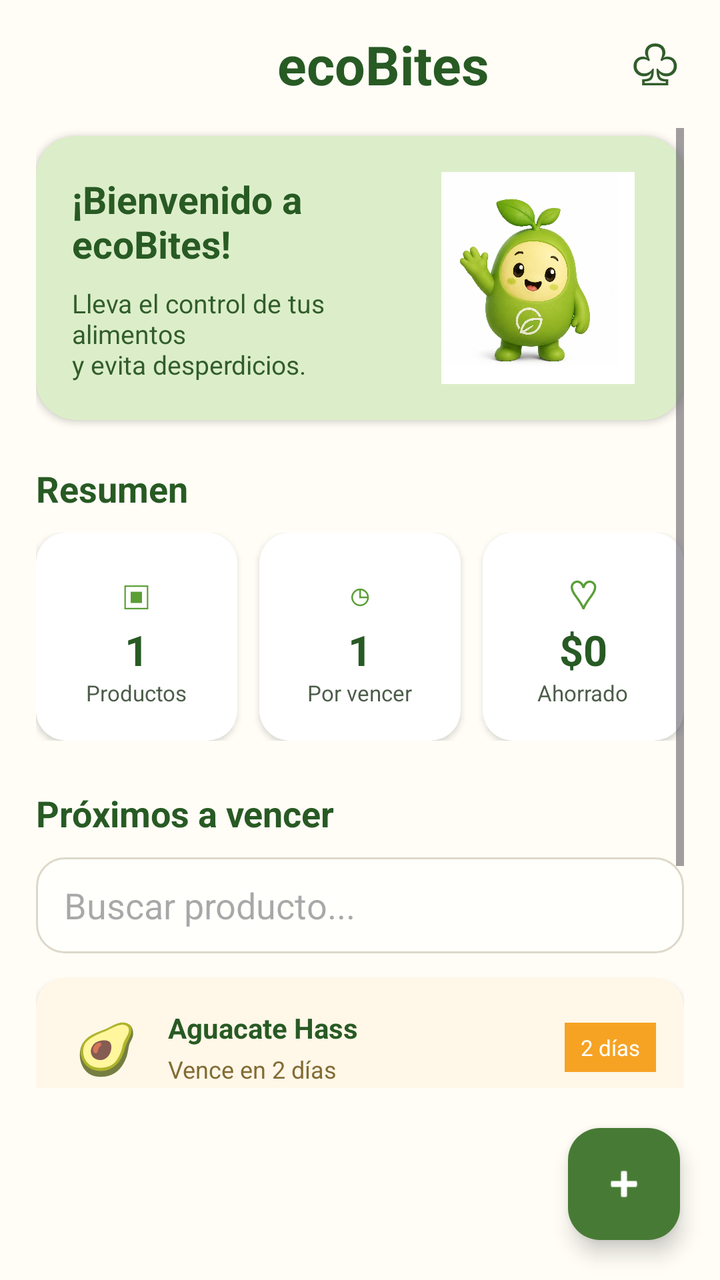
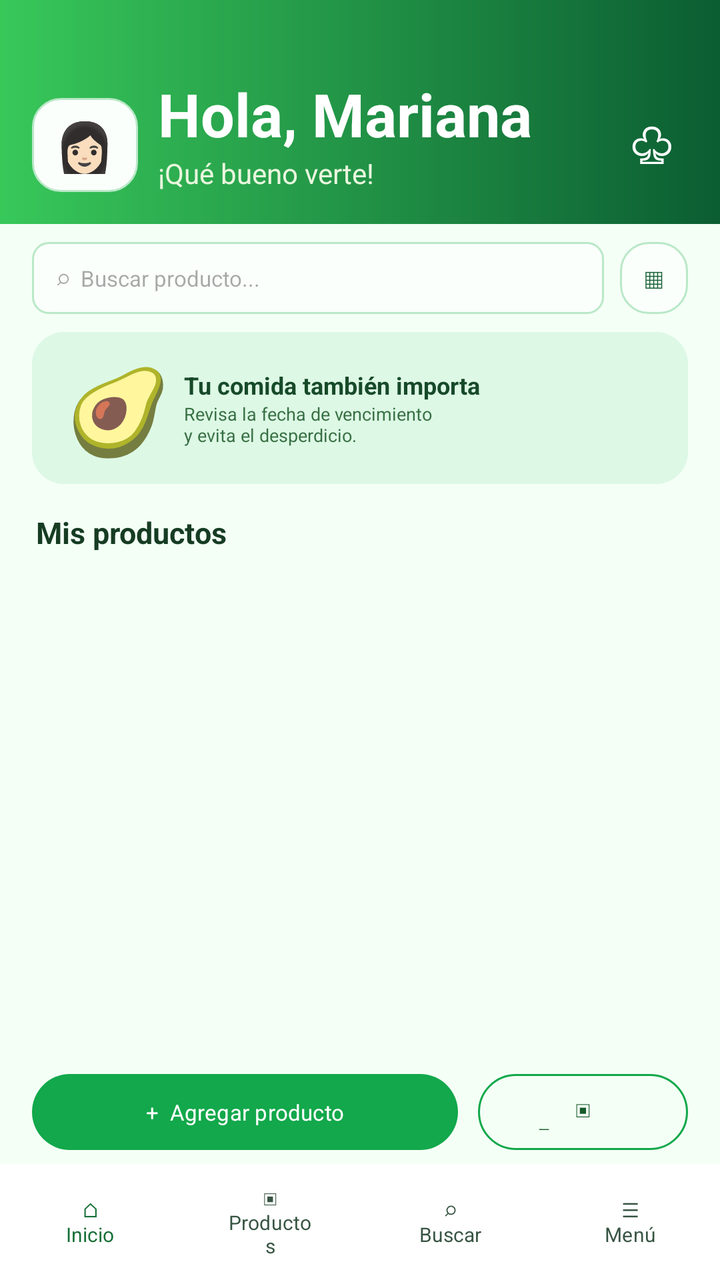

Compare the two renders of this Android layout. The source of the first and the diff that turns it into the second are given below.
<!-- AndroidManifest.xml: application theme Theme.EcoBites -->
<!-- res/layout/activity_main.xml -->
<?xml version="1.0" encoding="utf-8"?>
<LinearLayout xmlns:android="http://schemas.android.com/apk/res/android"
    xmlns:app="http://schemas.android.com/apk/res-auto"
    android:id="@+id/ll_principal"
    android:layout_width="match_parent"
    android:layout_height="match_parent"
    android:orientation="vertical"
    android:background="#FFFDF6">

    <LinearLayout
        android:layout_width="match_parent"
        android:layout_height="64dp"
        android:gravity="center_vertical"
        android:paddingHorizontal="20dp">
        <Button android:id="@+id/btn_volver_main" android:layout_width="48dp" android:layout_height="48dp" android:backgroundTint="#00FFFFFF" android:text="←" android:textAllCaps="false" android:textColor="#315D2B" android:textSize="27sp" />
        <TextView android:layout_width="0dp" android:layout_height="wrap_content" android:layout_weight="1" android:gravity="center"
            android:text="ecoBites" android:textColor="#285A24" android:textSize="27sp" android:textStyle="bold" />
        <TextView android:layout_width="wrap_content" android:layout_height="wrap_content" android:text="♧" android:textColor="#315D2B" android:textSize="28sp" />
    </LinearLayout>

    <ScrollView android:layout_width="match_parent" android:layout_height="0dp" android:layout_weight="1"
        android:clipToPadding="false" android:paddingHorizontal="18dp" android:paddingBottom="92dp">
        <LinearLayout android:layout_width="match_parent" android:layout_height="wrap_content" android:orientation="vertical">
            <androidx.cardview.widget.CardView android:layout_width="match_parent" android:layout_height="142dp"
                android:layout_marginTop="4dp" app:cardCornerRadius="20dp" app:cardElevation="2dp" app:cardBackgroundColor="#DCEEC9">
                <LinearLayout android:layout_width="match_parent" android:layout_height="match_parent" android:gravity="center_vertical" android:padding="18dp">
                    <LinearLayout android:layout_width="0dp" android:layout_height="wrap_content" android:layout_weight="1" android:orientation="vertical">
                        <TextView android:id="@+id/tv_saludo_usuario" android:layout_width="wrap_content" android:layout_height="wrap_content"
                            android:text="¡Bienvenido a ecoBites!" android:textColor="#285A24" android:textSize="19sp" android:textStyle="bold" />
                        <TextView android:layout_width="wrap_content" android:layout_height="wrap_content" android:layout_marginTop="8dp"
                            android:text="Lleva el control de tus alimentos\ny evita desperdicios." android:textColor="#315D2B" android:textSize="13sp" />
                    </LinearLayout>
                    <ImageView android:layout_width="110dp" android:layout_height="115dp" android:adjustViewBounds="true" android:contentDescription="Mascota" android:src="@drawable/mascota" />
                </LinearLayout>
            </androidx.cardview.widget.CardView>

            <TextView android:layout_width="wrap_content" android:layout_height="wrap_content" android:layout_marginTop="22dp"
                android:text="Resumen" android:textColor="#285A24" android:textSize="18sp" android:textStyle="bold" />
            <LinearLayout android:layout_width="match_parent" android:layout_height="wrap_content" android:layout_marginTop="10dp" android:orientation="horizontal">
                <androidx.cardview.widget.CardView android:layout_width="0dp" android:layout_height="104dp" android:layout_weight="1" android:layout_marginEnd="7dp" app:cardCornerRadius="15dp" app:cardElevation="2dp">
                    <LinearLayout android:layout_width="match_parent" android:layout_height="match_parent" android:gravity="center" android:orientation="vertical"><TextView android:layout_width="wrap_content" android:layout_height="wrap_content" android:text="▣" android:textColor="#5A9E36" android:textSize="20sp"/><TextView android:layout_width="wrap_content" android:layout_height="wrap_content" android:text="1" android:textColor="#285A24" android:textSize="21sp" android:textStyle="bold"/><TextView android:layout_width="wrap_content" android:layout_height="wrap_content" android:text="Productos" android:textColor="#4C5D49" android:textSize="11sp"/></LinearLayout>
                </androidx.cardview.widget.CardView>
                <androidx.cardview.widget.CardView android:layout_width="0dp" android:layout_height="104dp" android:layout_weight="1" android:layout_marginHorizontal="4dp" app:cardCornerRadius="15dp" app:cardElevation="2dp">
                    <LinearLayout android:layout_width="match_parent" android:layout_height="match_parent" android:gravity="center" android:orientation="vertical"><TextView android:layout_width="wrap_content" android:layout_height="wrap_content" android:text="◷" android:textColor="#5A9E36" android:textSize="20sp"/><TextView android:layout_width="wrap_content" android:layout_height="wrap_content" android:text="1" android:textColor="#285A24" android:textSize="21sp" android:textStyle="bold"/><TextView android:layout_width="wrap_content" android:layout_height="wrap_content" android:text="Por vencer" android:textColor="#4C5D49" android:textSize="11sp"/></LinearLayout>
                </androidx.cardview.widget.CardView>
                <androidx.cardview.widget.CardView android:layout_width="0dp" android:layout_height="104dp" android:layout_weight="1" android:layout_marginStart="7dp" app:cardCornerRadius="15dp" app:cardElevation="2dp">
                    <LinearLayout android:layout_width="match_parent" android:layout_height="match_parent" android:gravity="center" android:orientation="vertical"><TextView android:layout_width="wrap_content" android:layout_height="wrap_content" android:text="♡" android:textColor="#5A9E36" android:textSize="20sp"/><TextView android:layout_width="wrap_content" android:layout_height="wrap_content" android:text="$0" android:textColor="#285A24" android:textSize="21sp" android:textStyle="bold"/><TextView android:layout_width="wrap_content" android:layout_height="wrap_content" android:text="Ahorrado" android:textColor="#4C5D49" android:textSize="11sp"/></LinearLayout>
                </androidx.cardview.widget.CardView>
            </LinearLayout>

            <TextView android:layout_width="wrap_content" android:layout_height="wrap_content" android:layout_marginTop="24dp" android:text="Próximos a vencer" android:textColor="#285A24" android:textSize="18sp" android:textStyle="bold" />
            <EditText android:id="@+id/et_buscar_producto" android:layout_width="match_parent" android:layout_height="48dp" android:layout_marginTop="10dp" android:background="@drawable/fondo_campo" android:hint="Buscar producto..." android:inputType="text" android:paddingHorizontal="14dp" />

            <androidx.cardview.widget.CardView android:id="@+id/cv_formulario_agregar" android:layout_width="match_parent" android:layout_height="wrap_content" android:layout_marginTop="12dp" android:visibility="gone" app:cardCornerRadius="18dp" app:cardElevation="4dp">
                <LinearLayout android:layout_width="match_parent" android:layout_height="wrap_content" android:orientation="vertical" android:padding="18dp">
                    <TextView android:layout_width="wrap_content" android:layout_height="wrap_content" android:text="Registrar alimento" android:textColor="#285A24" android:textSize="18sp" android:textStyle="bold" />
                    <EditText android:id="@+id/et_nombre_producto" android:layout_width="match_parent" android:layout_height="50dp" android:layout_marginTop="12dp" android:background="@drawable/fondo_campo" android:hint="Nombre del alimento" android:paddingHorizontal="12dp" />
                    <EditText android:id="@+id/et_dias_vencimiento" android:layout_width="match_parent" android:layout_height="50dp" android:layout_marginTop="10dp" android:background="@drawable/fondo_campo" android:hint="Días para vencer" android:inputType="number" android:paddingHorizontal="12dp" />
                    <Button android:id="@+id/btn_guardar_producto" android:layout_width="match_parent" android:layout_height="50dp" android:layout_marginTop="14dp" android:backgroundTint="#5A9E36" android:text="Guardar alimento" android:textAllCaps="false" android:textColor="#FFFFFF" />
                </LinearLayout>
            </androidx.cardview.widget.CardView>

            <LinearLayout android:id="@+id/ll_lista_productos" android:layout_width="match_parent" android:layout_height="wrap_content" android:layout_marginTop="12dp" android:orientation="vertical">
                <androidx.cardview.widget.CardView android:layout_width="match_parent" android:layout_height="wrap_content" android:layout_marginBottom="10dp" app:cardCornerRadius="15dp" app:cardElevation="2dp" app:cardBackgroundColor="#FFF7E8">
                    <LinearLayout android:layout_width="match_parent" android:layout_height="wrap_content" android:gravity="center_vertical" android:orientation="horizontal" android:padding="14dp"><TextView android:layout_width="42dp" android:layout_height="42dp" android:gravity="center" android:text="🥑" android:textSize="25sp"/><LinearLayout android:layout_width="0dp" android:layout_height="wrap_content" android:layout_marginStart="10dp" android:layout_weight="1" android:orientation="vertical"><TextView android:layout_width="wrap_content" android:layout_height="wrap_content" android:text="Aguacate Hass" android:textColor="#285A24" android:textStyle="bold"/><TextView android:layout_width="wrap_content" android:layout_height="wrap_content" android:layout_marginTop="3dp" android:text="Vence en 2 días" android:textColor="#826C35" android:textSize="12sp"/></LinearLayout><TextView android:layout_width="wrap_content" android:layout_height="wrap_content" android:background="#F6A324" android:paddingHorizontal="8dp" android:paddingVertical="5dp" android:text="2 días" android:textColor="#FFFFFF" android:textSize="11sp"/></LinearLayout>
                </androidx.cardview.widget.CardView>
            </LinearLayout>
        </LinearLayout>
    </ScrollView>

    <com.google.android.material.floatingactionbutton.FloatingActionButton android:id="@+id/btn_agregar_producto" android:layout_width="wrap_content" android:layout_height="wrap_content" android:layout_gravity="end" android:layout_margin="20dp" android:contentDescription="Agregar producto" android:src="@android:drawable/ic_input_add" app:backgroundTint="#477B35" app:tint="#FFFFFF" />
</LinearLayout>
<!-- resources referenced by this layout -->
<resources>
  <!-- drawable fondo_campo (drawable) -->
  <?xml version="1.0" encoding="utf-8"?>
  <shape xmlns:android="http://schemas.android.com/apk/res/android" android:shape="rectangle">
      <solid android:color="#FFFFFC" />
      <corners android:radius="14dp" />
      <stroke android:width="1dp" android:color="#DDD8C9" />
  </shape>
  <!-- drawable mascota: jpg bitmap (drawable, 165211 bytes) -->
  <style name="Theme.EcoBites" parent="Base.Theme.EcoBites" />
  <style name="Base.Theme.EcoBites" parent="Theme.Material3.DayNight.NoActionBar">
          
          
      </style>
</resources>

<!-- the commit's change to res/layout/activity_main.xml (unified diff, before → after) -->
@@ -1,72 +1,85 @@
 <?xml version="1.0" encoding="utf-8"?>
-<LinearLayout xmlns:android="http://schemas.android.com/apk/res/android"
-    xmlns:app="http://schemas.android.com/apk/res-auto"
-    android:id="@+id/ll_principal"
-    android:layout_width="match_parent"
-    android:layout_height="match_parent"
-    android:orientation="vertical"
-    android:background="#FFFDF6">
+<LinearLayout xmlns:android="http://schemas.android.com/apk/res/android" android:layout_width="match_parent" android:layout_height="match_parent" android:background="@color/eco_green_surface" android:orientation="vertical">
+ <LinearLayout android:layout_width="match_parent" android:layout_height="112dp" android:background="@drawable/bg_header" android:gravity="bottom|center_vertical" android:orientation="horizontal" android:padding="16dp">
 
-    <LinearLayout
-        android:layout_width="match_parent"
-        android:layout_height="64dp"
-        android:gravity="center_vertical"
-        android:paddingHorizontal="20dp">
-        <Button android:id="@+id/btn_volver_main" android:layout_width="48dp" android:layout_height="48dp" android:backgroundTint="#00FFFFFF" android:text="←" android:textAllCaps="false" android:textColor="#315D2B" android:textSize="27sp" />
-        <TextView android:layout_width="0dp" android:layout_height="wrap_content" android:layout_weight="1" android:gravity="center"
-            android:text="ecoBites" android:textColor="#285A24" android:textSize="27sp" android:textStyle="bold" />
-        <TextView android:layout_width="wrap_content" android:layout_height="wrap_content" android:text="♧" android:textColor="#315D2B" android:textSize="28sp" />
-    </LinearLayout>
+  <TextView
+      android:layout_width="53dp"
+      android:layout_height="47dp"
+      android:background="@drawable/bg_card"
+      android:gravity="center"
+      android:text="👩🏻"
+      android:textSize="24sp" />
+  <LinearLayout android:layout_width="0dp" android:layout_height="wrap_content" android:layout_marginStart="10dp" android:layout_weight="1" android:orientation="vertical">
 
-    <ScrollView android:layout_width="match_parent" android:layout_height="0dp" android:layout_weight="1"
-        android:clipToPadding="false" android:paddingHorizontal="18dp" android:paddingBottom="92dp">
-        <LinearLayout android:layout_width="match_parent" android:layout_height="wrap_content" android:orientation="vertical">
-            <androidx.cardview.widget.CardView android:layout_width="match_parent" android:layout_height="142dp"
-                android:layout_marginTop="4dp" app:cardCornerRadius="20dp" app:cardElevation="2dp" app:cardBackgroundColor="#DCEEC9">
-                <LinearLayout android:layout_width="match_parent" android:layout_height="match_parent" android:gravity="center_vertical" android:padding="18dp">
-                    <LinearLayout android:layout_width="0dp" android:layout_height="wrap_content" android:layout_weight="1" android:orientation="vertical">
-                        <TextView android:id="@+id/tv_saludo_usuario" android:layout_width="wrap_content" android:layout_height="wrap_content"
-                            android:text="¡Bienvenido a ecoBites!" android:textColor="#285A24" android:textSize="19sp" android:textStyle="bold" />
-                        <TextView android:layout_width="wrap_content" android:layout_height="wrap_content" android:layout_marginTop="8dp"
-                            android:text="Lleva el control de tus alimentos\ny evita desperdicios." android:textColor="#315D2B" android:textSize="13sp" />
-                    </LinearLayout>
-                    <ImageView android:layout_width="110dp" android:layout_height="115dp" android:adjustViewBounds="true" android:contentDescription="Mascota" android:src="@drawable/mascota" />
-                </LinearLayout>
-            </androidx.cardview.widget.CardView>
+   <TextView
+       android:id="@+id/tv_saludo_usuario"
+       android:layout_width="wrap_content"
+       android:layout_height="wrap_content"
+       android:text="Hola, Mariana"
+       android:textColor="#FFFFFF"
+       android:textSize="30sp"
+       android:textStyle="bold" />
 
-            <TextView android:layout_width="wrap_content" android:layout_height="wrap_content" android:layout_marginTop="22dp"
-                android:text="Resumen" android:textColor="#285A24" android:textSize="18sp" android:textStyle="bold" />
-            <LinearLayout android:layout_width="match_parent" android:layout_height="wrap_content" android:layout_marginTop="10dp" android:orientation="horizontal">
-                <androidx.cardview.widget.CardView android:layout_width="0dp" android:layout_height="104dp" android:layout_weight="1" android:layout_marginEnd="7dp" app:cardCornerRadius="15dp" app:cardElevation="2dp">
-                    <LinearLayout android:layout_width="match_parent" android:layout_height="match_parent" android:gravity="center" android:orientation="vertical"><TextView android:layout_width="wrap_content" android:layout_height="wrap_content" android:text="▣" android:textColor="#5A9E36" android:textSize="20sp"/><TextView android:layout_width="wrap_content" android:layout_height="wrap_content" android:text="1" android:textColor="#285A24" android:textSize="21sp" android:textStyle="bold"/><TextView android:layout_width="wrap_content" android:layout_height="wrap_content" android:text="Productos" android:textColor="#4C5D49" android:textSize="11sp"/></LinearLayout>
-                </androidx.cardview.widget.CardView>
-                <androidx.cardview.widget.CardView android:layout_width="0dp" android:layout_height="104dp" android:layout_weight="1" android:layout_marginHorizontal="4dp" app:cardCornerRadius="15dp" app:cardElevation="2dp">
-                    <LinearLayout android:layout_width="match_parent" android:layout_height="match_parent" android:gravity="center" android:orientation="vertical"><TextView android:layout_width="wrap_content" android:layout_height="wrap_content" android:text="◷" android:textColor="#5A9E36" android:textSize="20sp"/><TextView android:layout_width="wrap_content" android:layout_height="wrap_content" android:text="1" android:textColor="#285A24" android:textSize="21sp" android:textStyle="bold"/><TextView android:layout_width="wrap_content" android:layout_height="wrap_content" android:text="Por vencer" android:textColor="#4C5D49" android:textSize="11sp"/></LinearLayout>
-                </androidx.cardview.widget.CardView>
-                <androidx.cardview.widget.CardView android:layout_width="0dp" android:layout_height="104dp" android:layout_weight="1" android:layout_marginStart="7dp" app:cardCornerRadius="15dp" app:cardElevation="2dp">
-                    <LinearLayout android:layout_width="match_parent" android:layout_height="match_parent" android:gravity="center" android:orientation="vertical"><TextView android:layout_width="wrap_content" android:layout_height="wrap_content" android:text="♡" android:textColor="#5A9E36" android:textSize="20sp"/><TextView android:layout_width="wrap_content" android:layout_height="wrap_content" android:text="$0" android:textColor="#285A24" android:textSize="21sp" android:textStyle="bold"/><TextView android:layout_width="wrap_content" android:layout_height="wrap_content" android:text="Ahorrado" android:textColor="#4C5D49" android:textSize="11sp"/></LinearLayout>
-                </androidx.cardview.widget.CardView>
-            </LinearLayout>
+   <TextView
+       android:layout_width="wrap_content"
+       android:layout_height="wrap_content"
+       android:text="¡Qué bueno verte!"
+       android:textColor="#E9F6DE"
+       android:textSize="14sp" /></LinearLayout>
+  <TextView android:layout_width="36dp" android:layout_height="42dp" android:gravity="center" android:text="♧" android:textColor="#FFFFFF" android:textSize="25sp"/>
+ </LinearLayout>
+ <LinearLayout android:layout_width="match_parent" android:layout_height="54dp" android:gravity="center_vertical" android:orientation="horizontal" android:paddingHorizontal="16dp">
+  <EditText android:id="@+id/et_buscar_producto" android:layout_width="0dp" android:layout_height="36dp" android:layout_weight="1" android:background="@drawable/fondo_campo" android:hint="⌕  Buscar producto..." android:paddingHorizontal="12dp" android:textSize="11sp"/>
+  <TextView android:layout_width="34dp" android:layout_height="36dp" android:layout_marginStart="8dp" android:background="@drawable/bg_card" android:gravity="center" android:text="▦" android:textColor="#176135"/>
+ </LinearLayout>
+ <LinearLayout android:layout_width="match_parent" android:layout_height="76dp" android:layout_marginHorizontal="16dp" android:background="@drawable/bg_soft_green" android:gravity="center_vertical" android:orientation="horizontal" android:padding="10dp">
+  <TextView android:layout_width="66dp" android:layout_height="56dp" android:gravity="center" android:text="🥑" android:textSize="42sp"/>
+  <LinearLayout android:layout_width="0dp" android:layout_height="wrap_content" android:layout_weight="1" android:orientation="vertical"><TextView android:layout_width="wrap_content" android:layout_height="wrap_content" android:text="Tu comida también importa" android:textColor="#174A29" android:textSize="12sp" android:textStyle="bold"/><TextView android:layout_width="wrap_content" android:layout_height="wrap_content" android:text="Revisa la fecha de vencimiento&#10;y evita el desperdicio." android:textColor="#387044" android:textSize="9sp"/></LinearLayout>
+ </LinearLayout>
+ <TextView android:layout_width="wrap_content" android:layout_height="wrap_content" android:layout_marginStart="18dp" android:layout_marginTop="14dp" android:text="Mis productos" android:textColor="#163C23" android:textSize="15sp" android:textStyle="bold"/>
+ <androidx.recyclerview.widget.RecyclerView android:id="@+id/rv_lista_productos" android:layout_width="match_parent" android:layout_height="0dp" android:layout_weight="1" android:clipToPadding="false" android:paddingHorizontal="16dp" android:paddingTop="8dp"/>
+ <LinearLayout android:layout_width="match_parent" android:layout_height="52dp" android:gravity="center_vertical" android:orientation="horizontal" android:paddingHorizontal="16dp"><Button android:id="@+id/btn_agregar_producto" android:layout_width="0dp" android:layout_height="38dp" android:layout_weight="1" android:background="@drawable/bg_primary_button" android:text="+  Agregar producto" android:textAllCaps="false" android:textColor="#FFFFFF" android:textSize="11sp"/><Button android:id="@+id/btn_ir_escaner" android:layout_width="105dp" android:layout_height="38dp" android:layout_marginStart="10dp" android:background="@drawable/fondo_boton_borde" android:text="▣  Escanear" android:textAllCaps="false" android:textColor="#175A2B" android:textSize="11sp"/></LinearLayout>
+ <LinearLayout android:layout_width="match_parent" android:layout_height="58dp" android:background="#FFFFFF" android:gravity="center" android:orientation="horizontal">
 
-            <TextView android:layout_width="wrap_content" android:layout_height="wrap_content" android:layout_marginTop="24dp" android:text="Próximos a vencer" android:textColor="#285A24" android:textSize="18sp" android:textStyle="bold" />
-            <EditText android:id="@+id/et_buscar_producto" android:layout_width="match_parent" android:layout_height="48dp" android:layout_marginTop="10dp" android:background="@drawable/fondo_campo" android:hint="Buscar producto..." android:inputType="text" android:paddingHorizontal="14dp" />
+  <TextView
+      android:layout_width="0dp"
+      android:layout_height="match_parent"
+      android:layout_weight="1"
+      android:gravity="center"
+      android:text="⌂&#10;Inicio"
+      android:textAlignment="center"
+      android:textColor="#176F36"
+      android:textSize="10sp" />
 
-            <androidx.cardview.widget.CardView android:id="@+id/cv_formulario_agregar" android:layout_width="match_parent" android:layout_height="wrap_content" android:layout_marginTop="12dp" android:visibility="gone" app:cardCornerRadius="18dp" app:cardElevation="4dp">
-                <LinearLayout android:layout_width="match_parent" android:layout_height="wrap_content" android:orientation="vertical" android:padding="18dp">
-                    <TextView android:layout_width="wrap_content" android:layout_height="wrap_content" android:text="Registrar alimento" android:textColor="#285A24" android:textSize="18sp" android:textStyle="bold" />
-                    <EditText android:id="@+id/et_nombre_producto" android:layout_width="match_parent" android:layout_height="50dp" android:layout_marginTop="12dp" android:background="@drawable/fondo_campo" android:hint="Nombre del alimento" android:paddingHorizontal="12dp" />
-                    <EditText android:id="@+id/et_dias_vencimiento" android:layout_width="match_parent" android:layout_height="50dp" android:layout_marginTop="10dp" android:background="@drawable/fondo_campo" android:hint="Días para vencer" android:inputType="number" android:paddingHorizontal="12dp" />
-                    <Button android:id="@+id/btn_guardar_producto" android:layout_width="match_parent" android:layout_height="50dp" android:layout_marginTop="14dp" android:backgroundTint="#5A9E36" android:text="Guardar alimento" android:textAllCaps="false" android:textColor="#FFFFFF" />
-                </LinearLayout>
-            </androidx.cardview.widget.CardView>
+  <Button
+      android:id="@+id/btn_ir_productos"
+      android:layout_width="0dp"
+      android:layout_height="match_parent"
+      android:layout_weight="1"
+      android:backgroundTint="#00FFFFFF"
+      android:text="▣&#10;Productos"
+      android:textAllCaps="false"
+      android:textColor="#385543"
+      android:textSize="10sp" />
 
-            <LinearLayout android:id="@+id/ll_lista_productos" android:layout_width="match_parent" android:layout_height="wrap_content" android:layout_marginTop="12dp" android:orientation="vertical">
-                <androidx.cardview.widget.CardView android:layout_width="match_parent" android:layout_height="wrap_content" android:layout_marginBottom="10dp" app:cardCornerRadius="15dp" app:cardElevation="2dp" app:cardBackgroundColor="#FFF7E8">
-                    <LinearLayout android:layout_width="match_parent" android:layout_height="wrap_content" android:gravity="center_vertical" android:orientation="horizontal" android:padding="14dp"><TextView android:layout_width="42dp" android:layout_height="42dp" android:gravity="center" android:text="🥑" android:textSize="25sp"/><LinearLayout android:layout_width="0dp" android:layout_height="wrap_content" android:layout_marginStart="10dp" android:layout_weight="1" android:orientation="vertical"><TextView android:layout_width="wrap_content" android:layout_height="wrap_content" android:text="Aguacate Hass" android:textColor="#285A24" android:textStyle="bold"/><TextView android:layout_width="wrap_content" android:layout_height="wrap_content" android:layout_marginTop="3dp" android:text="Vence en 2 días" android:textColor="#826C35" android:textSize="12sp"/></LinearLayout><TextView android:layout_width="wrap_content" android:layout_height="wrap_content" android:background="#F6A324" android:paddingHorizontal="8dp" android:paddingVertical="5dp" android:text="2 días" android:textColor="#FFFFFF" android:textSize="11sp"/></LinearLayout>
-                </androidx.cardview.widget.CardView>
-            </LinearLayout>
-        </LinearLayout>
-    </ScrollView>
+  <TextView
+      android:layout_width="0dp"
+      android:layout_height="match_parent"
+      android:layout_weight="1"
+      android:gravity="center"
+      android:text="⌕&#10;Buscar"
+      android:textAlignment="center"
+      android:textColor="#385543"
+      android:textSize="10sp" />
 
-    <com.google.android.material.floatingactionbutton.FloatingActionButton android:id="@+id/btn_agregar_producto" android:layout_width="wrap_content" android:layout_height="wrap_content" android:layout_gravity="end" android:layout_margin="20dp" android:contentDescription="Agregar producto" android:src="@android:drawable/ic_input_add" app:backgroundTint="#477B35" app:tint="#FFFFFF" />
+  <Button
+      android:id="@+id/btn_ir_configuracion"
+      android:layout_width="0dp"
+      android:layout_height="match_parent"
+      android:layout_weight="1"
+      android:backgroundTint="#00FFFFFF"
+      android:text="☰&#10;Menú"
+      android:textAllCaps="false"
+      android:textColor="#385543"
+      android:textSize="10sp" /></LinearLayout>
 </LinearLayout>
<!-- resource entries referenced after the edit -->
@@ -1,17 +1,71 @@
 <!-- resources referenced by this layout -->
 <resources>
+  <color name="eco_green_surface">#F4FFF6</color>
+  <!-- drawable bg_card (drawable) -->
+  <?xml version="1.0" encoding="utf-8"?>
+  <shape xmlns:android="http://schemas.android.com/apk/res/android" android:shape="rectangle">
+      <solid android:color="@color/eco_green_card"/>
+      <corners android:radius="14dp"/>
+      <stroke android:width="1dp" android:color="@color/eco_green_border"/>
+  </shape>
+  <!-- drawable bg_header (drawable) -->
+  <?xml version="1.0" encoding="utf-8"?>
+  <shape xmlns:android="http://schemas.android.com/apk/res/android" android:shape="rectangle">
+      <gradient android:angle="0" android:startColor="@color/eco_green_bright" android:endColor="@color/eco_green_dark"/>
+  </shape>
+  <!-- drawable bg_primary_button (drawable) -->
+  <?xml version="1.0" encoding="utf-8"?>
+  <shape xmlns:android="http://schemas.android.com/apk/res/android" android:shape="rectangle">
+      <solid android:color="@color/eco_green_primary"/>
+      <corners android:radius="28dp"/>
+  </shape>
+  <!-- drawable bg_soft_green (drawable) -->
+  <?xml version="1.0" encoding="utf-8"?>
+  <shape xmlns:android="http://schemas.android.com/apk/res/android" android:shape="rectangle">
+      <solid android:color="@color/eco_green_soft"/>
+      <corners android:radius="16dp"/>
+  </shape>
+  <!-- drawable fondo_boton_borde (drawable) -->
+  <?xml version="1.0" encoding="utf-8"?>
+  <shape xmlns:android="http://schemas.android.com/apk/res/android" android:shape="rectangle">
+      <solid android:color="#00FFFFFF" />
+      <corners android:radius="24dp" />
+      <stroke android:width="1dp" android:color="@color/eco_green_primary" />
+  </shape>
   <!-- drawable fondo_campo (drawable) -->
   <?xml version="1.0" encoding="utf-8"?>
   <shape xmlns:android="http://schemas.android.com/apk/res/android" android:shape="rectangle">
-      <solid android:color="#FFFFFC" />
-      <corners android:radius="14dp" />
-      <stroke android:width="1dp" android:color="#DDD8C9" />
+      <solid android:color="@color/eco_green_card" />
+      <corners android:radius="8dp" />
+      <stroke android:width="1dp" android:color="@color/eco_green_border" />
   </shape>
-  <!-- drawable mascota: jpg bitmap (drawable, 165211 bytes) -->
   <style name="Theme.EcoBites" parent="Base.Theme.EcoBites" />
+  <color name="eco_green_card">#FAFFFB</color>
+  <color name="eco_green_border">#B9E8C7</color>
+  <color name="eco_green_bright">#38C85A</color>
+  <color name="eco_green_dark">#0B5D32</color>
+  <color name="eco_green_primary">#12A84B</color>
+  <color name="eco_green_soft">#DDF8E5</color>
   <style name="Base.Theme.EcoBites" parent="Theme.Material3.DayNight.NoActionBar">
-          
-          
+          <item name="android:fontFamily">sans-serif</item>
+          <item name="colorPrimary">@color/eco_green_primary</item>
+          <item name="colorOnPrimary">@color/white</item>
+          <item name="colorPrimaryContainer">@color/eco_green_soft</item>
+          <item name="colorOnPrimaryContainer">@color/eco_green_deep</item>
+          <item name="colorSecondary">@color/eco_green_bright</item>
+          <item name="colorOnSecondary">@color/eco_green_deep</item>
+          <item name="colorTertiary">@color/eco_green_lime</item>
+          <item name="colorSurface">@color/eco_green_surface</item>
+          <item name="colorOnSurface">@color/eco_green_text</item>
+          <item name="colorOutline">@color/eco_green_border</item>
+          <item name="android:colorAccent">@color/eco_green_primary</item>
+          <item name="android:navigationBarColor">@color/eco_green_card</item>
+          <item name="android:statusBarColor">@color/eco_green_surface</item>
+          <item name="android:windowLightStatusBar">true</item>
       </style>
+  <color name="white">#FFFFFFFF</color>
+  <color name="eco_green_deep">#073B22</color>
+  <color name="eco_green_lime">#9BE34C</color>
+  <color name="eco_green_text">#0E4C2A</color>
 </resources>
 
